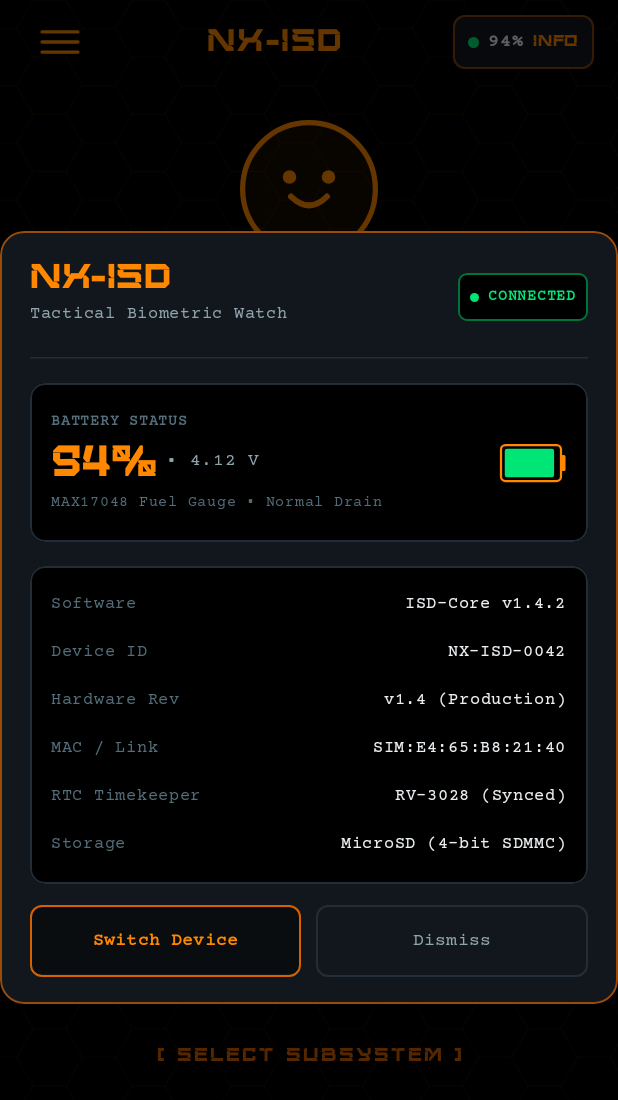
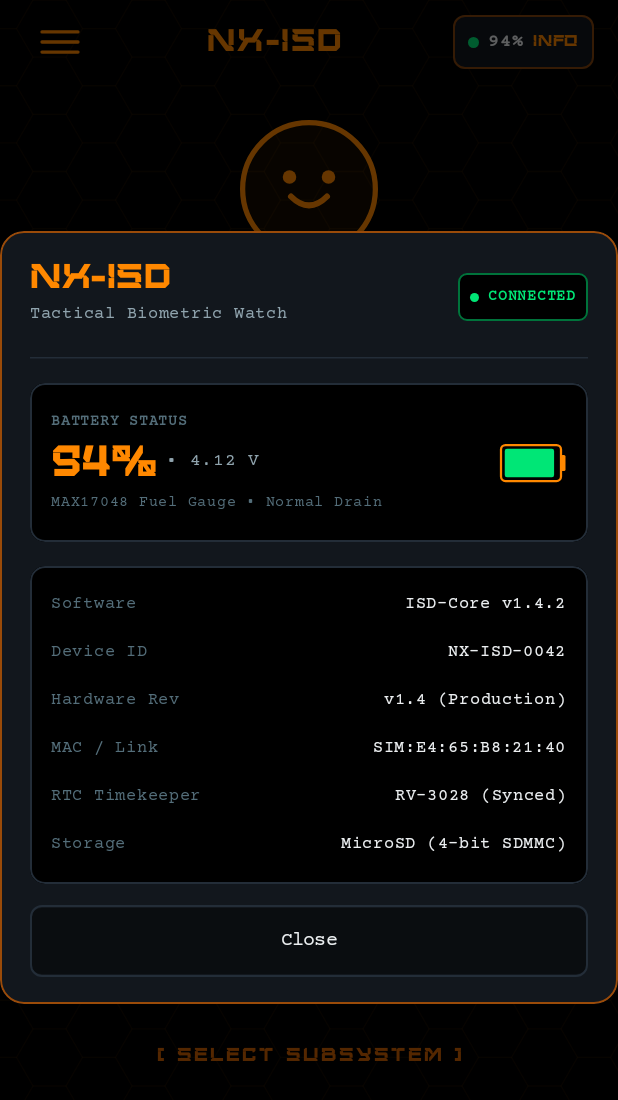
Before and after one commit to Ghost3379/NX-Uplink, an Android app built with Jetpack Compose: the screen it shows after launch (MainActivity), after a tap on "94%", on a phone screen of 412 x 824 dp. Shown: the top 1100 px of the screen. Run offline under Robolectric (Android 15) with nearby library versions, the phone set to English and light mode, and no system bars; 1 other tap on this screen came first.

Commit message:
refactor(ui): remove redundant switch device button from quick-view dialog

```diff
--- a/app/src/main/java/com/nx/uplink/ui/components/DeviceQuickViewDialog.kt
+++ b/app/src/main/java/com/nx/uplink/ui/components/DeviceQuickViewDialog.kt
@@ -37,8 +37,7 @@ fun DeviceQuickViewDialog(
     deviceId: String = "NX-ISD-0042",
     macAddress: String = "SIM:E4:65:B8:21:40",
     hardwareRev: String = "v1.4 (Production)",
-    onDismiss: () -> Unit,
-    onSwitchDevice: () -> Unit
+    onDismiss: () -> Unit
 ) {
     Dialog(onDismissRequest = onDismiss) {
         Box(
@@ -209,52 +208,26 @@ fun DeviceQuickViewDialog(
                     QuickViewInfoRow(label = "Storage", value = "MicroSD (4-bit SDMMC)")
                 }
 
-                // Action Buttons: Switch Device & Close
-                Row(
-                    modifier = Modifier.fillMaxWidth(),
-                    horizontalArrangement = Arrangement.spacedBy(10.dp)
-                ) {
-                    // Switch Device
-                    Button(
-                        onClick = onSwitchDevice,
-                        colors = ButtonDefaults.buttonColors(
-                            containerColor = TacticalSurface,
-                            contentColor = AmberBright
-                        ),
-                        shape = RoundedCornerShape(8.dp),
-                        modifier = Modifier
-                            .weight(1f)
-                            .height(44.dp)
-                            .border(1.dp, AmberMid, RoundedCornerShape(8.dp))
-                    ) {
-                        Text(
-                            text = "Switch Device",
-                            fontFamily = TypewriterFont,
-                            fontSize = 12.sp,
-                            fontWeight = FontWeight.Bold
-                        )
-                    }
-
-                    // Close
+                // Close Button
                 Button(
                     onClick = onDismiss,
                     colors = ButtonDefaults.buttonColors(
-                            containerColor = TacticalSurfaceElevated,
+                        containerColor = TacticalSurface,
                         contentColor = TextPrimary
                     ),
                     shape = RoundedCornerShape(8.dp),
                     modifier = Modifier
-                            .weight(1f)
+                        .fillMaxWidth()
                         .height(44.dp)
                         .border(1.dp, TacticalBorder, RoundedCornerShape(8.dp))
                 ) {
                     Text(
-                            text = "Dismiss",
+                        text = "Close",
                         fontFamily = TypewriterFont,
-                            fontSize = 12.sp,
-                            color = TextSecondary
+                        fontSize = 13.sp,
+                        fontWeight = FontWeight.Medium,
+                        color = TextPrimary
                     )
-                    }
                 }
             }
         }
--- a/app/src/main/java/com/nx/uplink/ui/home/HomeScreen.kt
+++ b/app/src/main/java/com/nx/uplink/ui/home/HomeScreen.kt
@@ -175,11 +175,7 @@ fun HomeScreen(
             deviceId = "NX-ISD-0042",
             macAddress = "SIM:E4:65:B8:21:40",
             hardwareRev = "v1.4 (Production)",
-            onDismiss = { showQuickView = false },
-            onSwitchDevice = {
-                showQuickView = false
-                onNavigateFleet()
-            }
+            onDismiss = { showQuickView = false }
         )
     }
 }
```
Also changed, not shown: 1 other file. Lines whose indentation alone changed are shown as unchanged.
